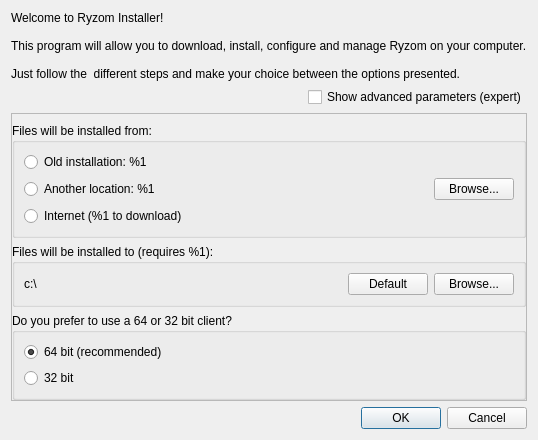
This is code/ryzom/tools/client/ryzom_installer/ui/installdialog.ui in ryzom/ryzomcore as Qt 5 draws it before an edit. The edited form follows.
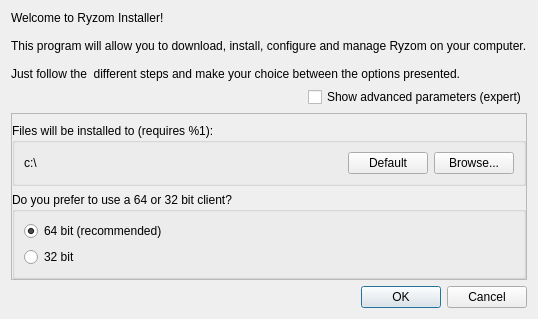
This is the edited form.

Commit message:
Changed: Don't propose to migrate in CInstallDialog
branch : develop

What changed in the file:
```diff
--- a/code/ryzom/tools/client/ryzom_installer/ui/installdialog.ui
+++ b/code/ryzom/tools/client/ryzom_installer/ui/installdialog.ui
@@ -10,7 +10,7 @@
     <x>0</x>
     <y>0</y>
     <width>402</width>
-    <height>435</height>
+    <height>331</height>
    </rect>
   </property>
   <property name="windowTitle">
@@ -91,56 +91,6 @@
       <property name="bottomMargin">
        <number>0</number>
       </property>
-      <item>
-       <widget class="QGroupBox" name="sourceGroupBox">
-        <property name="title">
-         <string>Files will be installed from:</string>
-        </property>
-        <layout class="QVBoxLayout" name="verticalLayout">
-         <item>
-          <widget class="QRadioButton" name="oldDirectoryRadioButton">
-           <property name="text">
-            <string notr="true">Old installation: %1</string>
-           </property>
-           <property name="autoExclusive">
-            <bool>true</bool>
-           </property>
-          </widget>
-         </item>
-         <item>
-          <layout class="QHBoxLayout" name="anotherLocationLayout" stretch="1,0">
-           <property name="spacing">
-            <number>6</number>
-           </property>
-           <item>
-            <widget class="QRadioButton" name="anotherLocationRadioButton">
-             <property name="text">
-              <string notr="true">Another location: %1</string>
-             </property>
-             <property name="autoExclusive">
-              <bool>true</bool>
-             </property>
-            </widget>
-           </item>
-           <item>
-            <widget class="QPushButton" name="anotherLocationBrowseButton">
-             <property name="text">
-              <string>Browse...</string>
-             </property>
-            </widget>
-           </item>
-          </layout>
-         </item>
-         <item>
-          <widget class="QRadioButton" name="internetRadioButton">
-           <property name="text">
-            <string notr="true">Internet (%1 to download)</string>
-           </property>
-          </widget>
-         </item>
-        </layout>
-       </widget>
-      </item>
       <item>
        <widget class="QGroupBox" name="destinationGroupBox">
         <property name="title">
```
Left out of the diff: 4 changed lines with no effect on the pictures. The commit also changes 2 other files.
